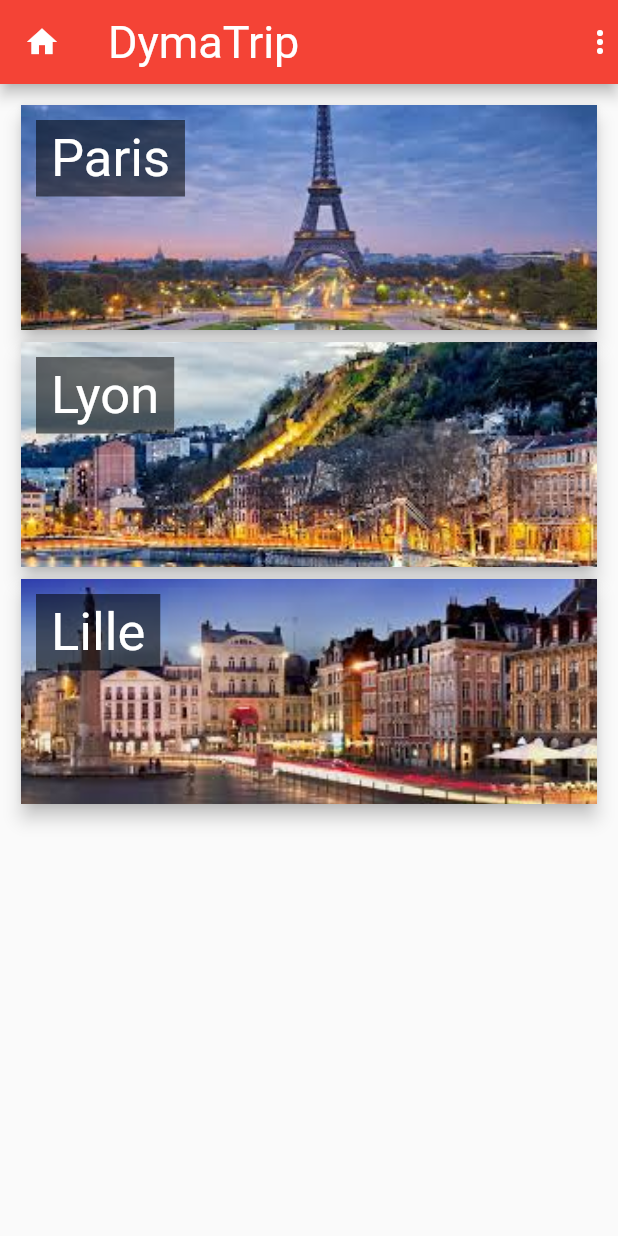
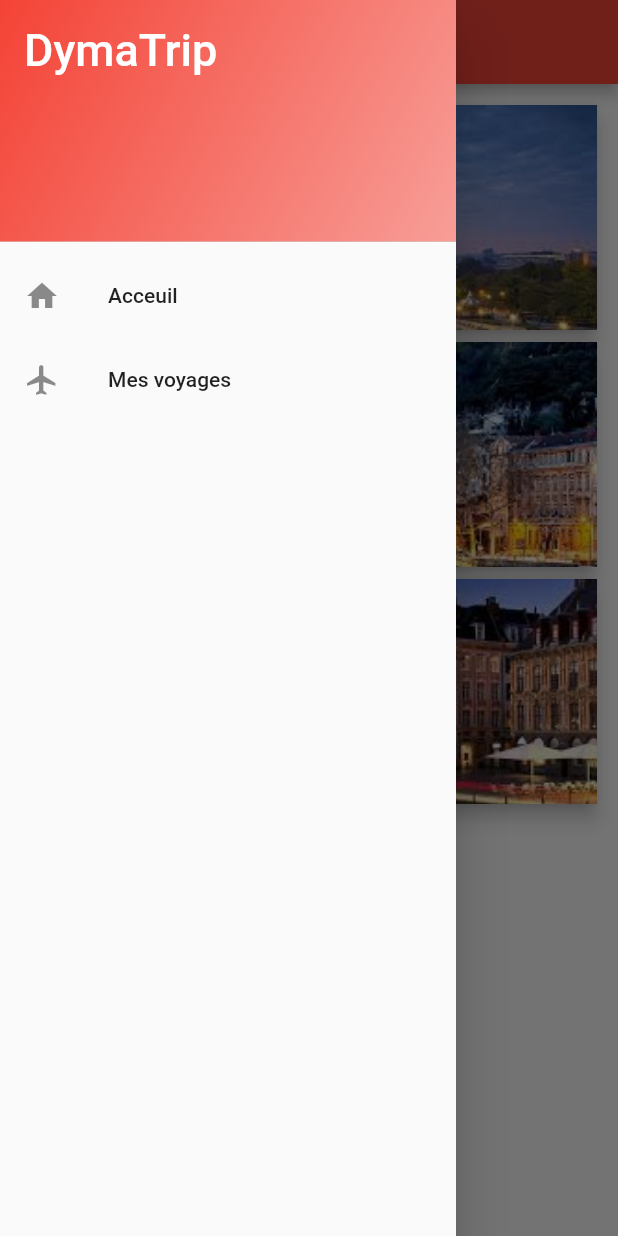
Before and after one commit to ClementAsbert/Application-de-voyage, a Flutter app: the screen it shows after launch, with the side drawer open (before the commit the screen has no drawer), on a phone screen of 412 x 824 dp. Run offline on Flutter 3.47's test engine with Material 2 defaults, Android fonts, the phone set to English and light mode, and no system bars.

Commit message:
CHapitre 11 fini

```diff
--- a/appli_voyage/lib/data/data.dart
+++ b/appli_voyage/lib/data/data.dart
@@ -1,46 +1,113 @@
-import 'package:appli_voyage/models/activity_model.dart';
+import '../models/activity_model.dart';
+import '../models/city_model.dart';
 
-List<Activity> activities = [
+List<CityModel> cities = [
+  CityModel(
+    name: 'Paris',
+    image: 'assets/images/Paris.jpg',
+    activities: [
       Activity(
         image: 'assets/images/activities/Louvre.jpg',
         name: 'Le Louvre',
         id: 'a1',
         city: 'Paris',
+        price: 12.00,
       ),
       Activity(
         image: 'assets/images/activities/Chaumont.jpg',
         name: 'Les buttes Chaumont',
         id: 'a2',
         city: 'Paris',
+        price: 0.00,
       ),
       Activity(
         image: 'assets/images/activities/Notre-Dame.jpg',
         name: 'Notre Dame',
         id: 'a3',
         city: 'Paris',
+        price: 0.00,
       ),
       Activity(
         image: 'assets/images/activities/Defense.jpg',
         name: 'La Défense',
         id: 'a4',
         city: 'Paris',
+        price: 0.00,
       ),
       Activity(
         image: 'assets/images/activities/Tour-Eiffel.jpg',
         name: 'Tour eiffel',
         id: 'a5',
         city: 'Paris',
+        price: 15.00,
       ),
       Activity(
           image: 'assets/images/activities/ChampElyse.jpg',
           name: 'Les Champs Elysés',
           id: 'a6',
           city: 'Paris',
-  ),
+          price: 0.00),
       Activity(
         image: 'assets/images/activities/Catacombe.jpg',
         name: 'les Catacombes',
         id: 'a7',
         city: 'Paris',
+        price: 12.00,
+      ),
+    ],
+  ),
+  CityModel(
+    name: 'Lyon',
+    image: 'assets/images/Lyon.jpg',
+    activities: [
+      Activity(
+        image: 'assets/images/activities/BeauArt.jpg',
+        name: 'Musée des beaux Art',
+        id: 'a8',
+        city: 'Lyon',
+        price: 25.00,
+      ),
+      Activity(
+        image: 'assets/images/activities/Bellecour.jpg',
+        name: 'Place Bellecour',
+        id: 'a9',
+        city: 'Lyon',
+        price: 0.00,
+      ),
+      Activity(
+        image: 'assets/images/activities/TeteDor.jpg',
+        name: 'Parc de la tête d\'or',
+        id: 'a10',
+        city: 'Lyon',
+        price: 0.00,
+      ),
+    ],
+  ),
+  CityModel(
+    name: 'Lille',
+    image: 'assets/images/Lille.jpg',
+    activities: [
+      Activity(
+        image: 'assets/images/activities/ZooLille.jpg',
+        name: 'Zoo de Lille',
+        id: 'a11',
+        city: 'Lille',
+        price: 25.00,
+      ),
+      Activity(
+        image: 'assets/images/activities/Citadelle.jpg',
+        name: 'Citadelle',
+        id: 'a12',
+        city: 'Lille',
+        price: 15.00,
+      ),
+      Activity(
+        image: 'assets/images/activities/BeauArtLille.jpg',
+        name: 'Palais des Beaux Arts',
+        id: 'a13',
+        city: 'Lille',
+        price: 25.00,
+      ),
+    ],
   ),
 ];
--- a/appli_voyage/lib/main.dart
+++ b/appli_voyage/lib/main.dart
@@ -1,13 +1,44 @@
-import 'package:appli_voyage/views/home/city/widgets/city.dart';
-import 'package:appli_voyage/views/home/home.dart';
-import 'package:appli_voyage/views/home/widgets/cityCard.dart';
+import './models/city_model.dart';
+import './models/trip_model.dart';
+import './views/home/city/widgets/city.dart';
+import './views/home/home.dart';
+import './views/home/trip/trips_view.dart';
+import './data/data.dart' as data;
 import 'package:flutter/material.dart';
 
 main() {
   runApp(DymaTrip());
 }
 
-class DymaTrip extends StatelessWidget {
+class DymaTrip extends StatefulWidget {
+  final List<CityModel> cities = data.cities;
+
+  @override
+  _DymaTripState createState() => _DymaTripState();
+}
+
+class _DymaTripState extends State<DymaTrip> {
+  final List<Trip> trips = [
+    Trip(
+        activities: [],
+        city: 'Paris',
+        date: DateTime.now().add(Duration(days: 1))),
+    Trip(
+        activities: [],
+        city: 'Lyon',
+        date: DateTime.now().add(Duration(days: 2))),
+    Trip(
+        activities: [],
+        city: 'Lille',
+        date: DateTime.now().subtract(Duration(days: 1))),
+  ];
+
+  void addTrip(Trip trip) {
+    setState(() {
+      trips.add(trip);
+    });
+  }
+
   @override
   Widget build(BuildContext context) {
     return MaterialApp(
@@ -21,12 +52,35 @@ class DymaTrip extends StatelessWidget {
             ),
             textTheme: ThemeData.light().textTheme.copyWith(
                   headline6: TextStyle(
-                  color: Colors.blue,
+                    color: Colors.black,
                   ),
                 )),
         debugShowCheckedModeBanner: false,
-      home: Home(),
-      //home: Citys(),
+        routes: {
+          '/': (context) {
+            return Home(cities: widget.cities);
+          }
+        },
+        onGenerateRoute: (settings) {
+          switch (settings.name) {
+            case Citys.routeName:
+              {
+                return MaterialPageRoute(builder: (context) {
+                  final CityModel city = settings.arguments;
+                  return Citys(
+                    city: city,
+                    addTrip: addTrip,
+                  );
+                });
+              }
+            case TripsView.routeName:
+              {
+                return MaterialPageRoute(builder: (context) {
+                  return TripsView(trips: trips);
+                });
+              }
+          }
+        } //home: Citys(),
         );
   }
 }
--- a/appli_voyage/lib/models/activity_model.dart
+++ b/appli_voyage/lib/models/activity_model.dart
@@ -1,8 +1,17 @@
+import 'package:flutter/foundation.dart';
+
 class Activity {
   String name;
   String image;
   String id;
   String city;
+  double price;
 
-  Activity({this.name, this.image, this.id, this.city});
+  Activity({
+    @required this.name,
+    @required this.image,
+    @required this.id,
+    @required this.city,
+    @required this.price,
+  });
 }
--- a/appli_voyage/lib/models/city_model.dart
+++ b/appli_voyage/lib/models/city_model.dart
@@ -1,5 +1,15 @@
+import 'package:flutter/foundation.dart';
+
+import 'activity_model.dart';
+
 class CityModel {
   String image;
   String name;
-  CityModel({this.image, this.name});
+  List<Activity> activities;
+
+  CityModel({
+    @required this.image,
+    @required this.name,
+    @required this.activities,
+  });
 }
--- a/appli_voyage/lib/models/trip_model.dart
+++ b/appli_voyage/lib/models/trip_model.dart
@@ -1,7 +1,13 @@
+import 'package:flutter/foundation.dart';
+
 class Trip {
   String city;
   List<String> activities;
   DateTime date;
 
-  Trip({this.city, this.activities, this.date});
+  Trip({
+    @required this.city,
+    @required this.activities,
+    @required this.date,
+  });
 }
--- a/appli_voyage/lib/views/home/city/widgets/activity_card.dart
+++ b/appli_voyage/lib/views/home/city/widgets/activity_card.dart
@@ -25,7 +25,7 @@ class ActivityCard extends StatelessWidget {
             ),
           ),
           Container(
-            padding: EdgeInsets.all(10),
+            padding: const EdgeInsets.all(10),
             child: Column(
               children: [
                 Expanded(
@@ -34,7 +34,7 @@ class ActivityCard extends StatelessWidget {
                     mainAxisAlignment: MainAxisAlignment.end,
                     children: [
                       if (isSelected)
-                        Icon(
+                        const Icon(
                           Icons.check,
                           size: 40,
                           color: Colors.black,
@@ -48,7 +48,7 @@ class ActivityCard extends StatelessWidget {
                       child: FittedBox(
                         child: Text(
                           activity.name,
-                          style: TextStyle(
+                          style: const TextStyle(
                               fontSize: 20,
                               color: Colors.white,
                               fontWeight: FontWeight.bold),
--- a/appli_voyage/lib/views/home/home.dart
+++ b/appli_voyage/lib/views/home/home.dart
@@ -1,9 +1,14 @@
+import '../../widgets/drawer.dart';
+
 import '../../models/city_model.dart';
 import 'package:flutter/material.dart';
 
 import 'widgets/cityCard.dart';
 
 class Home extends StatefulWidget {
+  final List<CityModel> cities;
+  Home({this.cities});
+
   @override
   _HomeState createState() {
     return _HomeState();
@@ -11,30 +16,23 @@ class Home extends StatefulWidget {
 }
 
 class _HomeState extends State<Home> {
-  List cities = [
-    CityModel(name: 'Paris', image: 'assets/images/Paris.jpg'),
-    CityModel(name: 'Lyon', image: 'assets/images/Lyon.jpg'),
-    CityModel(name: 'Lille', image: 'assets/images/Lille.jpg'),
-  ];
-
   @override
   Widget build(BuildContext context) {
     return Scaffold(
       appBar: AppBar(
-        leading: Icon(Icons.home),
-        title: Text('DymaTrip'),
-        actions: <Widget>[Icon(Icons.more_vert)],
+        title: const Text('DymaTrip'),
       ),
+      drawer: const DymaDrawer(),
       body: Container(
-        padding: EdgeInsets.all(10),
+        padding: const EdgeInsets.all(10),
         child: Column(
           crossAxisAlignment: CrossAxisAlignment.stretch,
           children: <Widget>[
-            ...cities.map((city) {
+            ...widget.cities.map((city) {
               return City(
                 city: city,
               );
-            })
+            }),
           ],
         ),
       ),
--- a/appli_voyage/lib/views/home/widgets/cityCard.dart
+++ b/appli_voyage/lib/views/home/widgets/cityCard.dart
@@ -22,13 +22,10 @@ class City extends StatelessWidget {
               image: AssetImage(city.image),
               child: InkWell(
                 onTap: () {
-                  Navigator.push(
+                  Navigator.pushNamed(
                     context,
-                    MaterialPageRoute(
-                      builder: (context) {
-                        return Citys();
-                      },
-                    ),
+                    '/city',
+                    arguments: city,
                   );
                 },
               ),
@@ -37,11 +34,12 @@ class City extends StatelessWidget {
               top: 10,
               left: 10,
               child: Container(
-                padding: EdgeInsets.symmetric(horizontal: 10, vertical: 5),
+                padding:
+                    const EdgeInsets.symmetric(horizontal: 10, vertical: 5),
                 color: Colors.black54,
                 child: Text(
                   city.name,
-                  style: TextStyle(
+                  style: const TextStyle(
                     fontSize: 35,
                     color: Colors.white,
                   ),
--- /dev/null
+++ b/appli_voyage/lib/widgets/drawer.dart
@@ -0,0 +1,49 @@
+import '../views/home/trip/trips_view.dart';
+import 'package:flutter/material.dart';
+
+class DymaDrawer extends StatelessWidget {
+  const DymaDrawer();
+
+  @override
+  Widget build(BuildContext context) {
+    return Drawer(
+      child: ListView(
+        children: [
+          DrawerHeader(
+            child: Text(
+              'DymaTrip',
+              style: TextStyle(
+                color: Colors.white,
+                fontSize: 30,
+              ),
+            ),
+            decoration: BoxDecoration(
+              gradient: LinearGradient(
+                colors: [
+                  Theme.of(context).primaryColor,
+                  Theme.of(context).primaryColor.withOpacity(0.5),
+                ],
+                begin: Alignment.topLeft,
+                end: Alignment.bottomRight,
+              ),
+            ),
+          ),
+          ListTile(
+            leading: Icon(Icons.home),
+            title: Text('Acceuil'),
+            onTap: () {
+              Navigator.pushNamed(context, '/');
+            },
+          ),
+          ListTile(
+            leading: Icon(Icons.flight),
+            title: Text('Mes voyages'),
+            onTap: () {
+              Navigator.pushNamed(context, TripsView.routeName);
+            },
+          )
+        ],
+      ),
+    );
+  }
+}
```
Also changed, not shown: appli_voyage/lib/views/home/city/widgets/city.dart (+79 -12 lines), appli_voyage/lib/views/home/city/widgets/trip_activity_card.dart (+7 -0 lines), appli_voyage/lib/views/home/city/widgets/trip_overview.dart (+14 -16 lines), appli_voyage/lib/views/home/trip/trips_view.dart (added, +55 -0 lines), appli_voyage/lib/views/home/trip/widgets/trip_list.dart (added, +26 -0 lines), appli_voyage/assets/images/activities/BeauArt.jpg (added), appli_voyage/assets/images/activities/BeauArtLille.jpg (added), appli_voyage/assets/images/activities/Bellecour.jpg (added), appli_voyage/assets/images/activities/Citadelle.jpg (added), appli_voyage/assets/images/activities/TeteDor.jpg (added), appli_voyage/assets/images/activities/ZooLille.jpg (added). Lines whose indentation alone changed are shown as unchanged.
